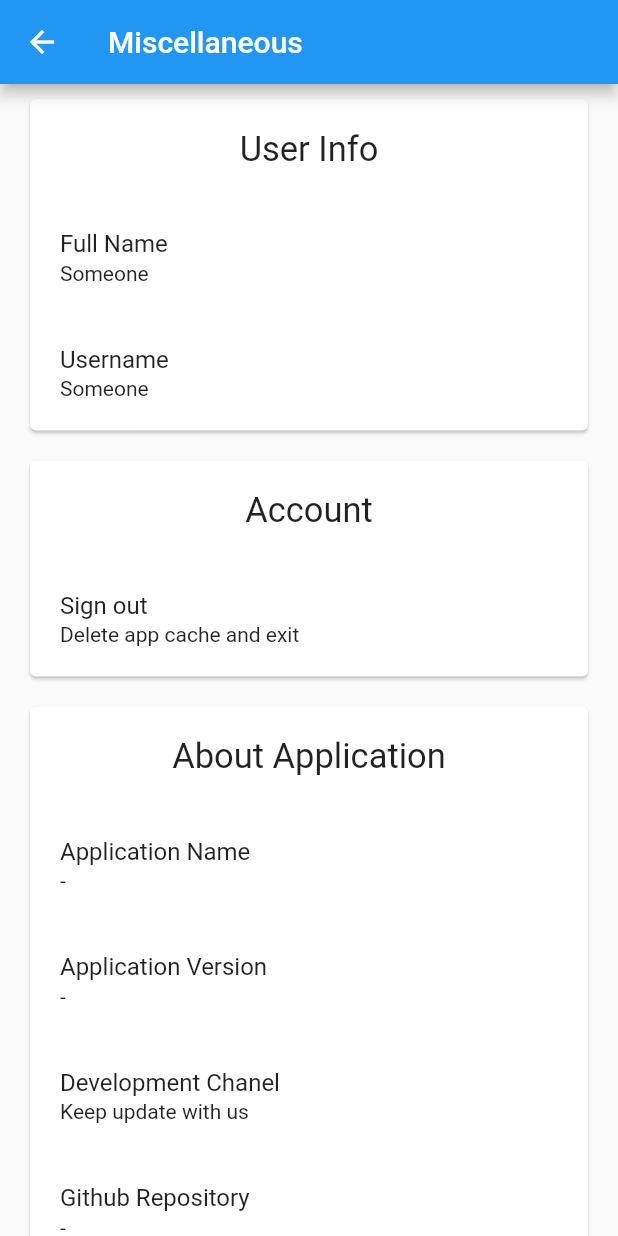
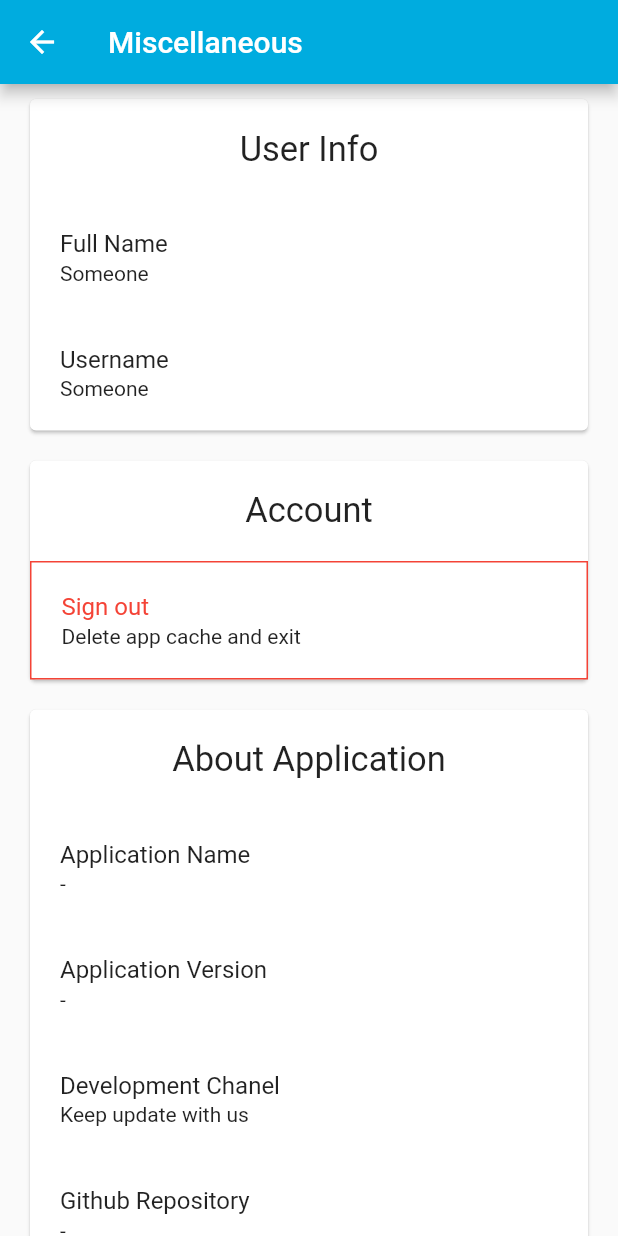
Before and after one commit to usamahnashirulhaq/goscele-flutter, a Flutter app: the Settings screen opened directly, on a phone screen of 412 x 824 dp. Run offline on Flutter 3.47's test engine with Material 2 defaults, Android fonts, the phone set to English and light mode, and no system bars; our stand-ins replace table_calendar.

Commit message:
set status bar color and red border to sign out button

```diff
--- a/lib/components/goscele_custom_tab_controller.dart
+++ b/lib/components/goscele_custom_tab_controller.dart
@@ -7,12 +7,14 @@ class CustomTabController extends StatelessWidget {
   final List<CustomTab> tabs;
   final List<Widget> children;
   final List<Widget> actions;
+  final Color backgroundColor;
 
   CustomTabController({
     @required this.appBarTitle,
     @required this.tabs,
     @required this.children,
     this.actions,
+    this.backgroundColor,
   });
 
   @override
@@ -21,6 +23,7 @@ class CustomTabController extends StatelessWidget {
       length: 2,
       child: Scaffold(
         appBar: AppBar(
+          backgroundColor: backgroundColor,
           title: Text(appBarTitle),
           bottom: TabBar(
             tabs: this.tabs,
--- a/lib/pages/Academic.dart
+++ b/lib/pages/Academic.dart
@@ -12,6 +12,7 @@ class _AcademicState extends State<Academic> {
   Widget build(BuildContext context) {
     return Scaffold(
       appBar: AppBar(
+        backgroundColor: Color.fromRGBO(0, 172, 223, 1),
         title: Text("Academic Announcements"),
         actions: <Widget>[
           IconButton(icon: Icon(Icons.search), onPressed: () {
--- a/lib/pages/Calendar.dart
+++ b/lib/pages/Calendar.dart
@@ -15,6 +15,7 @@ class _CalendarState extends State<Calendar> {
   Widget build(BuildContext context) {
     return Container(
       child: CustomTabController(
+        backgroundColor: Color.fromRGBO(0, 172, 223, 1),
         appBarTitle: "Calendar",
         tabs: [
           CustomTab(
--- a/lib/pages/Courses.dart
+++ b/lib/pages/Courses.dart
@@ -15,6 +15,7 @@ class _CoursesState extends State<Courses> {
   @override
   Widget build(BuildContext context) {
     return CustomTabController(
+      backgroundColor: Color.fromRGBO(0, 172, 223, 1),
       appBarTitle: "Courses",
       tabs: [
         CustomTab(
--- a/lib/pages/Settings.dart
+++ b/lib/pages/Settings.dart
@@ -11,6 +11,7 @@ class _SettingsState extends State<Settings> {
   Widget build(BuildContext context) {
     return Scaffold(
       appBar: AppBar(
+        backgroundColor: Color.fromRGBO(0, 172, 223, 1),
         title: Text("Miscellaneous"),
       ),
       body: SingleChildScrollView(
@@ -73,12 +74,15 @@ class _SettingsState extends State<Settings> {
                     padding: EdgeInsets.all(20),
                   ),
                   Container(
+                    decoration: BoxDecoration(
+                        border: Border.all(color: Colors.red)
+                    ),
                     child: Column(
                       children: [
                         Container(
                           child: Text(
                             "Sign out",
-                            style: TextStyle(fontSize: 16),
+                            style: TextStyle(fontSize: 16, color: Colors.red),
                           ),
                           margin: EdgeInsets.fromLTRB(0, 0, 0, 2),
                         ),
```
Also changed, not shown: lib/main.dart (+10 -1 lines).
